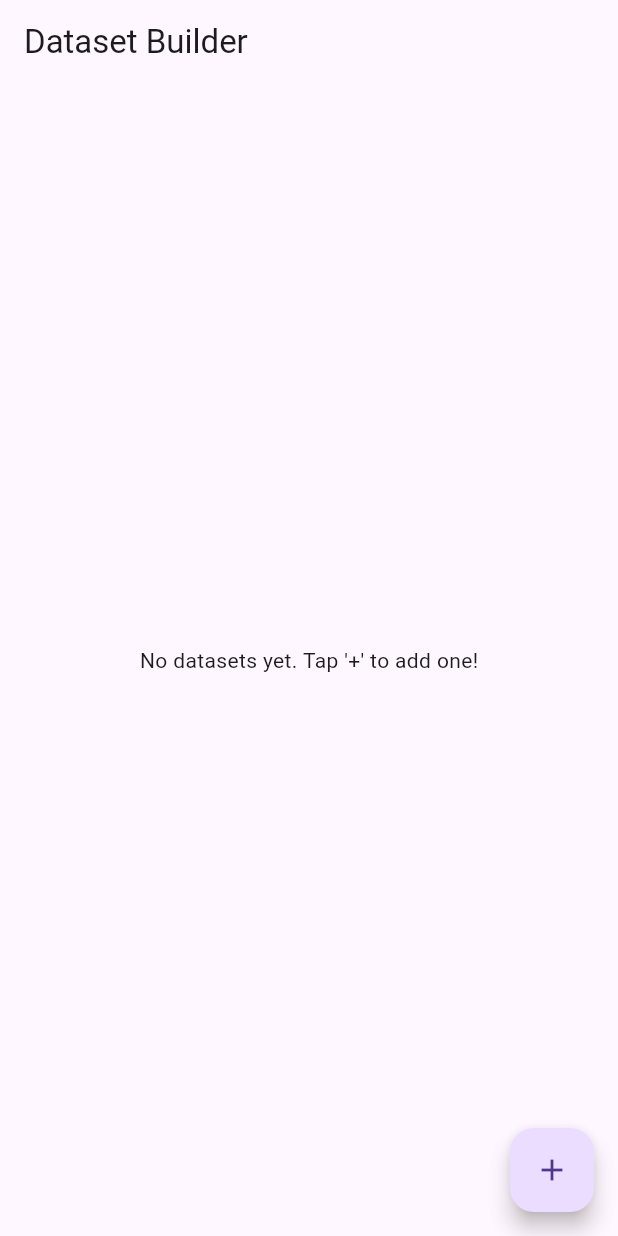
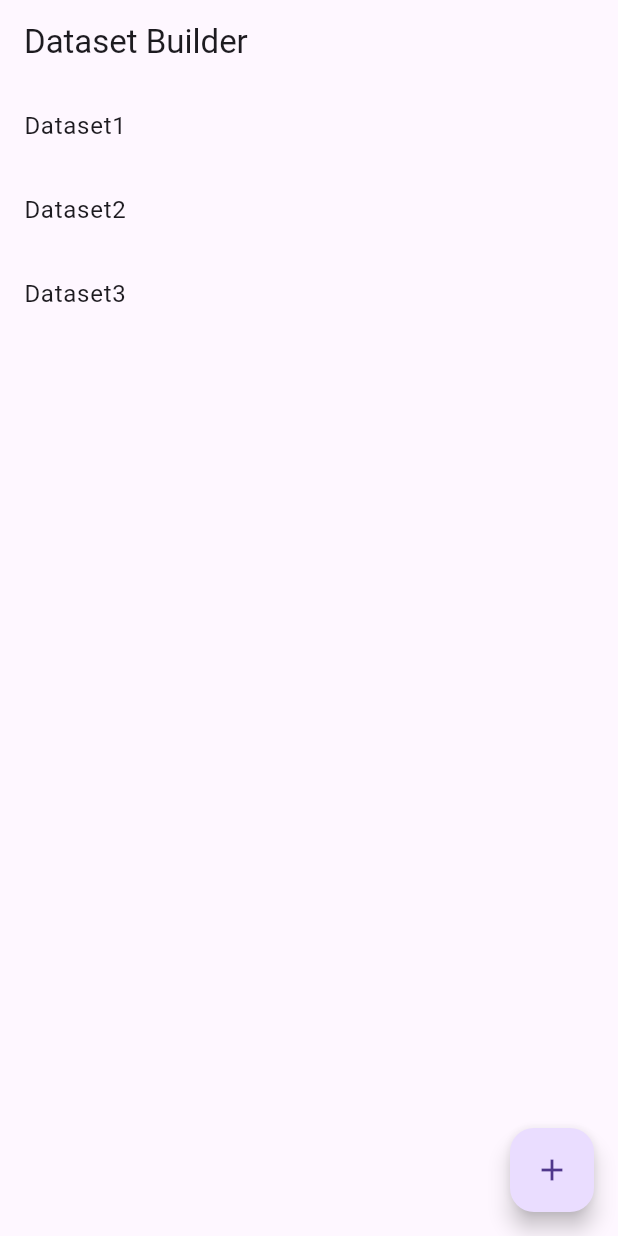
Before and after one commit to antoreep-jana/Dataset-Builder, a Flutter app: the screen it shows after launch, on a phone screen of 412 x 824 dp. Run offline on Flutter 3.47's test engine with Material 3 defaults, Android fonts, the phone set to English and light mode, and no system bars.

Commit message:
Apk Version

```diff
--- a/lib/main.dart
+++ b/lib/main.dart
@@ -24,10 +24,12 @@ class HomeScreen extends StatefulWidget {
 }
 
 class _HomeScreenState extends State<HomeScreen> {
-  List<String> datasets = []; //['Dataset1', "Dataset2", "Dataset3"];
-  // List<Map<String, String>> datasets = [
-  //   {"name" : "Dataset1", "description" : ""}
-  // ];
+  //List<String> datasets = []; //['Dataset1', "Dataset2", "Dataset3"];
+   List<Map<String, String>> datasets = [
+     {"name" : "Dataset1", "description" : "Description of dataset 1"},
+     {"name" : "Dataset2", "description" : "Description of dataset 2"},
+     {"name" : "Dataset3", "description" : "Description of dataset 3"}
+  ];
 
   @override
   Widget build(BuildContext context) {
@@ -43,12 +45,12 @@ class _HomeScreenState extends State<HomeScreen> {
                 itemCount: datasets.length,
                 itemBuilder: (context, index) {
                   return ListTile(
-                    title: Text(datasets[index]),
+                    title: Text(datasets[index]['name']!),
                     onTap: () {
                       // Navigate to Dataset Details Page
                       ScaffoldMessenger.of(context).showSnackBar(
                         SnackBar(
-                          content: Text("${datasets[index]} tapped"),
+                          content: Text("${datasets[index]['name']!} tapped"),
                           duration: const Duration(seconds: 1),
                         ),
                       );
```
Also changed, not shown: pubspec.yaml (+9 -0 lines), pubspec.lock, 23 other files.
